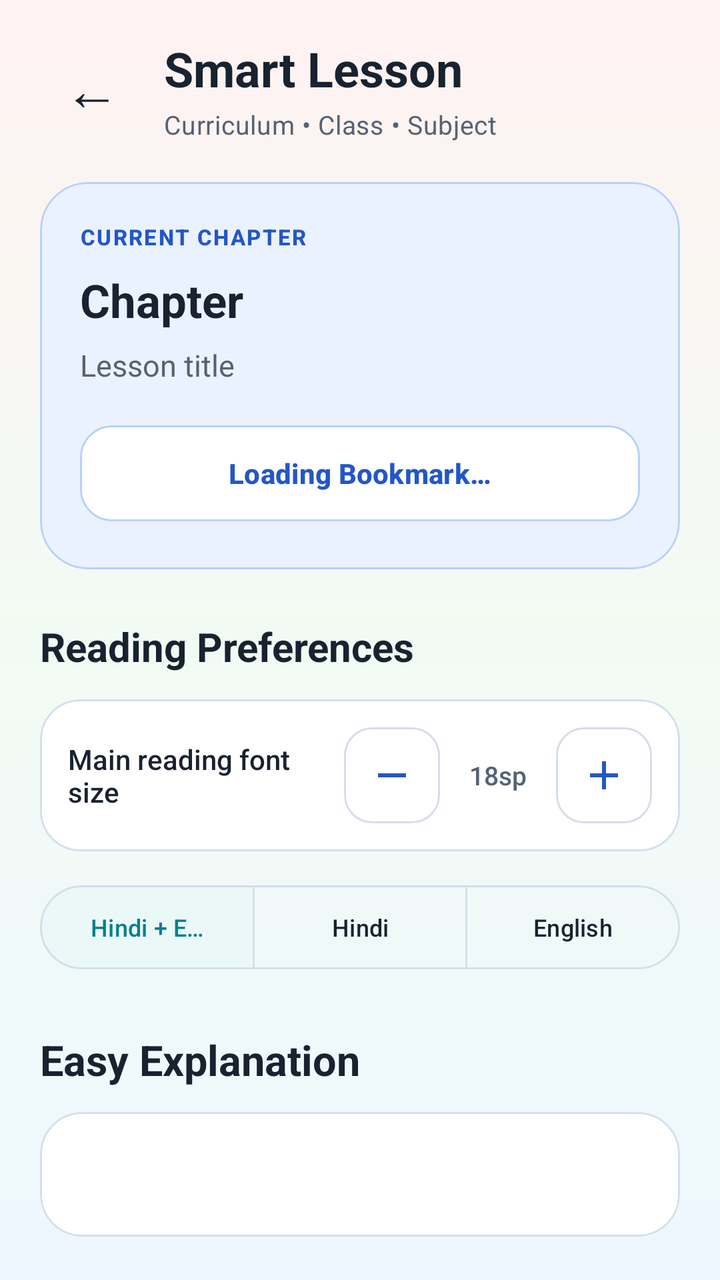
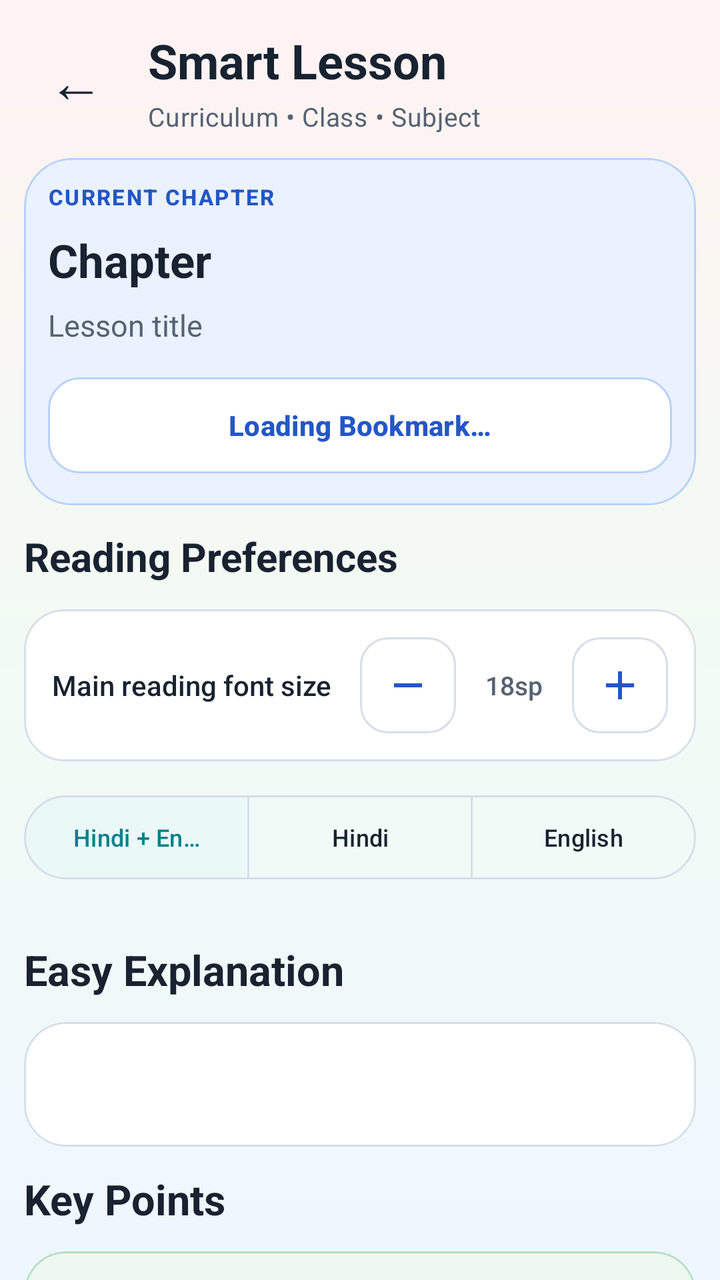

Screens rendered from an Android XML layout before and after an edit, with the pre-edit source and the edit as a unified diff.
<!-- AndroidManifest.xml: application theme Theme.StudySaathi -->
<!-- res/layout/activity_lesson.xml -->
<?xml version="1.0" encoding="utf-8"?>
<androidx.core.widget.NestedScrollView xmlns:android="http://schemas.android.com/apk/res/android"
    xmlns:app="http://schemas.android.com/apk/res-auto"
    android:id="@+id/lessonScrollView"
    android:layout_width="match_parent"
    android:layout_height="match_parent"
    android:background="@drawable/bg_app_soft_mix"
    android:clipToPadding="false"
    android:fillViewport="true"
    android:overScrollMode="never">

    <LinearLayout
        android:layout_width="match_parent"
        android:layout_height="wrap_content"
        android:orientation="vertical"
        android:paddingStart="20dp"
        android:paddingTop="18dp"
        android:paddingEnd="20dp"
        android:paddingBottom="38dp">

        <LinearLayout
            android:layout_width="match_parent"
            android:layout_height="wrap_content"
            android:gravity="center_vertical"
            android:orientation="horizontal">

            <com.google.android.material.button.MaterialButton
                android:id="@+id/buttonBack"
                style="@style/Widget.Material3.Button.TextButton"
                android:layout_width="52dp"
                android:layout_height="52dp"
                android:contentDescription="@string/back"
                android:insetLeft="0dp"
                android:insetTop="0dp"
                android:insetRight="0dp"
                android:insetBottom="0dp"
                android:minWidth="0dp"
                android:text="←"
                android:textColor="@color/ss_text_primary"
                android:textSize="28sp"
                app:cornerRadius="16dp" />

            <LinearLayout
                android:layout_width="0dp"
                android:layout_height="wrap_content"
                android:layout_marginStart="10dp"
                android:layout_weight="1"
                android:orientation="vertical">

                <TextView
                    style="@style/TextAppearance.StudySaathi.Heading"
                    android:layout_width="match_parent"
                    android:layout_height="wrap_content"
                    android:text="@string/smart_lesson"
                    android:textSize="24sp" />

                <TextView
                    android:id="@+id/textLessonCurriculum"
                    style="@style/TextAppearance.StudySaathi.Body"
                    android:layout_width="match_parent"
                    android:layout_height="wrap_content"
                    android:layout_marginTop="3dp"
                    android:text="Curriculum • Class • Subject"
                    android:textSize="13sp" />

            </LinearLayout>

        </LinearLayout>

        <com.google.android.material.card.MaterialCardView
            android:layout_width="match_parent"
            android:layout_height="wrap_content"
            android:layout_marginTop="20dp"
            app:cardBackgroundColor="@color/ss_blue_soft"
            app:cardCornerRadius="24dp"
            app:cardElevation="0dp"
            app:strokeColor="@color/ss_blue_border"
            app:strokeWidth="1dp">

            <LinearLayout
                android:layout_width="match_parent"
                android:layout_height="wrap_content"
                android:orientation="vertical"
                android:padding="20dp">

                <TextView
                    android:layout_width="wrap_content"
                    android:layout_height="wrap_content"
                    android:fontFamily="sans-serif-medium"
                    android:letterSpacing="0.07"
                    android:text="@string/current_chapter"
                    android:textAllCaps="true"
                    android:textColor="@color/ss_primary"
                    android:textSize="11sp"
                    android:textStyle="bold" />

                <TextView
                    android:id="@+id/textLessonChapterTitle"
                    android:layout_width="match_parent"
                    android:layout_height="wrap_content"
                    android:layout_marginTop="9dp"
                    android:fontFamily="sans-serif-rounded"
                    android:text="Chapter"
                    android:textColor="@color/ss_text_primary"
                    android:textSize="23sp"
                    android:textStyle="bold" />

                <TextView
                    android:id="@+id/textLessonTitle"
                    android:layout_width="match_parent"
                    android:layout_height="wrap_content"
                    android:layout_marginTop="7dp"
                    android:fontFamily="sans-serif"
                    android:text="Lesson title"
                    android:textColor="@color/ss_text_secondary"
                    android:textSize="15sp" />

                <com.google.android.material.button.MaterialButton
                    android:id="@+id/buttonBookmarkChapter"
                    style="@style/Widget.StudySaathi.Button.Outlined"
                    android:layout_width="match_parent"
                    android:layout_height="wrap_content"
                    android:layout_marginTop="16dp"
                    android:enabled="false"
                    android:text="@string/lesson_bookmark_loading"
                    android:textAllCaps="false"
                    android:textSize="14sp"
                    app:backgroundTint="@color/ss_surface"
                    app:cornerRadius="16dp"
                    app:strokeColor="@color/ss_blue_border"
                    app:strokeWidth="1dp" />

            </LinearLayout>

        </com.google.android.material.card.MaterialCardView>

        <TextView
            android:layout_width="match_parent"
            android:layout_height="wrap_content"
            android:layout_marginTop="25dp"
            android:fontFamily="sans-serif-rounded"
            android:text="@string/reading_preferences"
            android:textColor="@color/ss_text_primary"
            android:textSize="20sp"
            android:textStyle="bold" />

        <com.google.android.material.card.MaterialCardView
            android:layout_width="match_parent"
            android:layout_height="wrap_content"
            android:layout_marginTop="13dp"
            app:cardBackgroundColor="@color/ss_surface"
            app:cardCornerRadius="20dp"
            app:cardElevation="0dp"
            app:strokeColor="@color/ss_outline"
            app:strokeWidth="1dp">

            <LinearLayout
                android:layout_width="match_parent"
                android:layout_height="wrap_content"
                android:gravity="center_vertical"
                android:orientation="horizontal"
                android:padding="14dp">

                <TextView
                    android:layout_width="0dp"
                    android:layout_height="wrap_content"
                    android:layout_weight="1"
                    android:fontFamily="sans-serif-medium"
                    android:text="@string/reading_font_size"
                    android:textColor="@color/ss_text_primary"
                    android:textSize="14sp" />

                <com.google.android.material.button.MaterialButton
                    android:id="@+id/buttonDecreaseFont"
                    style="@style/Widget.Material3.Button.OutlinedButton"
                    android:layout_width="48dp"
                    android:layout_height="48dp"
                    android:insetLeft="0dp"
                    android:insetTop="0dp"
                    android:insetRight="0dp"
                    android:insetBottom="0dp"
                    android:minWidth="0dp"
                    android:contentDescription="@string/decrease_reading_font"
                    android:text=""
                    android:textAllCaps="false"
                    app:cornerRadius="14dp"
                    app:icon="@drawable/ic_font_decrease"
                    app:iconGravity="textStart"
                    app:iconPadding="0dp"
                    app:iconSize="24dp"
                    app:strokeColor="@color/ss_outline" />

                <TextView
                    android:id="@+id/textFontSize"
                    android:layout_width="58dp"
                    android:layout_height="wrap_content"
                    android:fontFamily="sans-serif-medium"
                    android:gravity="center"
                    android:text="18sp"
                    android:textColor="@color/ss_text_secondary"
                    android:textSize="13sp" />

                <com.google.android.material.button.MaterialButton
                    android:id="@+id/buttonIncreaseFont"
                    style="@style/Widget.Material3.Button.OutlinedButton"
                    android:layout_width="48dp"
                    android:layout_height="48dp"
                    android:insetLeft="0dp"
                    android:insetTop="0dp"
                    android:insetRight="0dp"
                    android:insetBottom="0dp"
                    android:minWidth="0dp"
                    android:contentDescription="@string/increase_reading_font"
                    android:text=""
                    android:textAllCaps="false"
                    app:cornerRadius="14dp"
                    app:icon="@drawable/ic_font_increase"
                    app:iconGravity="textStart"
                    app:iconPadding="0dp"
                    app:iconSize="24dp"
                    app:strokeColor="@color/ss_outline" />

            </LinearLayout>

        </com.google.android.material.card.MaterialCardView>

        <com.google.android.material.button.MaterialButtonToggleGroup
            android:id="@+id/toggleLessonLanguage"
            android:layout_width="match_parent"
            android:layout_height="wrap_content"
            android:layout_marginTop="13dp"
            app:checkedButton="@id/buttonBilingual"
            app:selectionRequired="true"
            app:singleSelection="true">

            <com.google.android.material.button.MaterialButton
                android:id="@+id/buttonBilingual"
                style="@style/Widget.Material3.Button.OutlinedButton"
                android:layout_width="0dp"
                android:layout_height="50dp"
                android:layout_weight="1"
                android:text="@string/bilingual"
                android:textAllCaps="false"
                android:textSize="12sp" />

            <com.google.android.material.button.MaterialButton
                android:id="@+id/buttonHindi"
                style="@style/Widget.Material3.Button.OutlinedButton"
                android:layout_width="0dp"
                android:layout_height="50dp"
                android:layout_weight="1"
                android:text="@string/hindi"
                android:textAllCaps="false"
                android:textSize="12sp" />

            <com.google.android.material.button.MaterialButton
                android:id="@+id/buttonEnglish"
                style="@style/Widget.Material3.Button.OutlinedButton"
                android:layout_width="0dp"
                android:layout_height="50dp"
                android:layout_weight="1"
                android:text="@string/english"
                android:textAllCaps="false"
                android:textSize="12sp" />

        </com.google.android.material.button.MaterialButtonToggleGroup>

        <TextView
            android:layout_width="match_parent"
            android:layout_height="wrap_content"
            android:layout_marginTop="27dp"
            android:fontFamily="sans-serif-rounded"
            android:text="@string/easy_explanation"
            android:textColor="@color/ss_text_primary"
            android:textSize="21sp"
            android:textStyle="bold" />

        <com.google.android.material.card.MaterialCardView
            android:layout_width="match_parent"
            android:layout_height="wrap_content"
            android:layout_marginTop="12dp"
            app:cardBackgroundColor="@color/ss_surface"
            app:cardCornerRadius="21dp"
            app:cardElevation="0dp"
            app:strokeColor="@color/ss_outline"
            app:strokeWidth="1dp">

            <TextView
                android:id="@+id/textExplanation"
                style="@style/TextAppearance.StudySaathi.Reading"
                android:layout_width="match_parent"
                android:layout_height="wrap_content"
                android:padding="19dp"
                android:textIsSelectable="true" />

        </com.google.android.material.card.MaterialCardView>

        <TextView
            android:id="@+id/textKeyPointsHeading"
            android:layout_width="match_parent"
            android:layout_height="wrap_content"
            android:layout_marginTop="25dp"
            android:fontFamily="sans-serif-rounded"
            android:text="@string/key_points"
            android:textColor="@color/ss_text_primary"
            android:textSize="21sp"
            android:textStyle="bold" />

        <com.google.android.material.card.MaterialCardView
            android:id="@+id/cardKeyPoints"
            android:layout_width="match_parent"
            android:layout_height="wrap_content"
            android:layout_marginTop="12dp"
            app:cardBackgroundColor="@color/ss_green_soft"
            app:cardCornerRadius="21dp"
            app:cardElevation="0dp"
            app:strokeColor="@color/ss_green_border"
            app:strokeWidth="1dp">

            <TextView
                android:id="@+id/textKeyPoints"
                style="@style/TextAppearance.StudySaathi.Reading"
                android:layout_width="match_parent"
                android:layout_height="wrap_content"
                android:padding="19dp"
                android:textIsSelectable="true" />

        </com.google.android.material.card.MaterialCardView>

        <TextView
            android:id="@+id/textExampleHeading"
            android:layout_width="match_parent"
            android:layout_height="wrap_content"
            android:layout_marginTop="25dp"
            android:fontFamily="sans-serif-rounded"
            android:text="@string/simple_example"
            android:textColor="@color/ss_text_primary"
            android:textSize="21sp"
            android:textStyle="bold" />

        <com.google.android.material.card.MaterialCardView
            android:id="@+id/cardExample"
            android:layout_width="match_parent"
            android:layout_height="wrap_content"
            android:layout_marginTop="12dp"
            app:cardBackgroundColor="@color/ss_yellow_soft"
            app:cardCornerRadius="21dp"
            app:cardElevation="0dp"
            app:strokeColor="@color/ss_yellow_border"
            app:strokeWidth="1dp">

            <TextView
                android:id="@+id/textExample"
                style="@style/TextAppearance.StudySaathi.Reading"
                android:layout_width="match_parent"
                android:layout_height="wrap_content"
                android:padding="19dp"
                android:textIsSelectable="true" />

        </com.google.android.material.card.MaterialCardView>

        <TextView
            android:id="@+id/textPracticeHeading"
            android:layout_width="match_parent"
            android:layout_height="wrap_content"
            android:layout_marginTop="25dp"
            android:fontFamily="sans-serif-rounded"
            android:text="@string/try_yourself"
            android:textColor="@color/ss_text_primary"
            android:textSize="21sp"
            android:textStyle="bold" />

        <com.google.android.material.card.MaterialCardView
            android:id="@+id/cardPracticeQuestion"
            android:layout_width="match_parent"
            android:layout_height="wrap_content"
            android:layout_marginTop="12dp"
            app:cardBackgroundColor="@color/ss_purple_soft"
            app:cardCornerRadius="21dp"
            app:cardElevation="0dp"
            app:strokeColor="@color/ss_purple_border"
            app:strokeWidth="1dp">

            <TextView
                android:id="@+id/textPracticeQuestion"
                style="@style/TextAppearance.StudySaathi.Reading"
                android:layout_width="match_parent"
                android:layout_height="wrap_content"
                android:padding="19dp"
                android:textIsSelectable="true" />

        </com.google.android.material.card.MaterialCardView>

        <com.google.android.material.button.MaterialButton
            android:id="@+id/buttonPractice"
            style="@style/Widget.StudySaathi.Button.Outlined"
            android:layout_width="match_parent"
            android:layout_height="wrap_content"
            android:layout_marginTop="16dp"
            android:text="@string/check_understanding"
            android:textAllCaps="false"
            android:textSize="15sp" />

        <com.google.android.material.card.MaterialCardView
            android:layout_width="match_parent"
            android:layout_height="wrap_content"
            android:layout_marginTop="24dp"
            app:cardBackgroundColor="@color/ss_teal_soft"
            app:cardCornerRadius="21dp"
            app:cardElevation="0dp"
            app:strokeColor="@color/ss_teal_border"
            app:strokeWidth="1dp">

            <LinearLayout
                android:layout_width="match_parent"
                android:layout_height="wrap_content"
                android:gravity="center_vertical"
                android:orientation="horizontal"
                android:padding="18dp">

                <TextView
                    android:layout_width="52dp"
                    android:layout_height="52dp"
                    android:fontFamily="sans-serif-rounded"
                    android:gravity="center"
                    android:text="★"
                    android:textColor="@color/ss_secondary"
                    android:textSize="25sp"
                    android:textStyle="bold" />

                <TextView
                    android:layout_width="0dp"
                    android:layout_height="wrap_content"
                    android:layout_marginStart="12dp"
                    android:layout_weight="1"
                    android:fontFamily="sans-serif-rounded"
                    android:lineSpacingExtra="2dp"
                    android:text="@string/lesson_encouragement"
                    android:textColor="@color/ss_text_primary"
                    android:textSize="16sp"
                    android:textStyle="bold" />

            </LinearLayout>

        </com.google.android.material.card.MaterialCardView>

        <com.google.android.material.button.MaterialButton
            android:id="@+id/buttonCompleteLesson"
            style="@style/Widget.StudySaathi.Button.Primary"
            android:layout_width="match_parent"
            android:layout_height="wrap_content"
            android:layout_marginTop="18dp"
            android:text="@string/mark_lesson_complete"
            android:textAllCaps="false"
            android:textSize="16sp" />

    </LinearLayout>

</androidx.core.widget.NestedScrollView>
<!-- resources referenced by this layout -->
<resources>
  <color name="ss_blue_border">#B8D1FA</color>
  <color name="ss_blue_soft">#EAF2FF</color>
  <color name="ss_green_border">#B7DEC2</color>
  <color name="ss_green_soft">#ECF8F0</color>
  <color name="ss_outline">#D6DEE9</color>
  <color name="ss_primary">#2457C5</color>
  <color name="ss_purple_border">#D6C0E8</color>
  <color name="ss_purple_soft">#F6F0FC</color>
  <color name="ss_secondary">#087F8C</color>
  <color name="ss_surface">#FFFFFF</color>
  <color name="ss_teal_border">#B4DCDC</color>
  <color name="ss_teal_soft">#EAF8F8</color>
  <color name="ss_text_primary">#182230</color>
  <color name="ss_text_secondary">#566273</color>
  <color name="ss_yellow_border">#E8D49B</color>
  <color name="ss_yellow_soft">#FFF8E8</color>
  <!-- drawable bg_app_soft_mix (drawable) -->
  <?xml version="1.0" encoding="utf-8"?>
  <shape xmlns:android="http://schemas.android.com/apk/res/android"
      android:shape="rectangle">
  
      <gradient
          android:angle="270"
          android:centerColor="#F2FBF3"
          android:endColor="#EEF7FF"
          android:startColor="#FFF2F2"
          android:type="linear" />
  
  </shape>
  <string name="back">Back</string>
  <string name="bilingual">Hindi + English</string>
  <string name="check_understanding">Check My Understanding</string>
  <string name="current_chapter">CURRENT CHAPTER</string>
  <string name="decrease_reading_font">Decrease reading font size</string>
  <string name="easy_explanation">Easy Explanation</string>
  <string name="english">English</string>
  <string name="hindi">Hindi</string>
  <string name="increase_reading_font">Increase reading font size</string>
  <string name="key_points">Key Points</string>
  <string name="lesson_bookmark_loading">
          Loading Bookmark…
      </string>
  <string name="lesson_encouragement">
          कठिन विषय को छोटे-छोटे steps में समझना ही smart learning है। आपने आज एक अच्छा कदम उठाया है।
      </string>
  <string name="mark_lesson_complete">Mark Lesson Complete</string>
  <string name="reading_font_size">Main reading font size</string>
  <string name="reading_preferences">Reading Preferences</string>
  <string name="simple_example">Simple Example</string>
  <string name="smart_lesson">Smart Lesson</string>
  <string name="try_yourself">Try Yourself</string>
  <style name="TextAppearance.StudySaathi.Body" parent="TextAppearance.Material3.BodyMedium">
          <item name="android:fontFamily">sans-serif</item>
          <item name="fontFamily">sans-serif</item>
          <item name="android:textColor">@color/ss_text_secondary</item>
      </style>
  <style name="TextAppearance.StudySaathi.Heading" parent="TextAppearance.Material3.HeadlineSmall">
          <item name="android:fontFamily">sans-serif-rounded</item>
          <item name="fontFamily">sans-serif-rounded</item>
          <item name="android:textStyle">bold</item>
          <item name="android:textColor">@color/ss_text_primary</item>
      </style>
  <style name="Widget.StudySaathi.Button.Primary" parent="Widget.Material3.Button">
          <item name="cornerRadius">18dp</item>
          <item name="android:minHeight">56dp</item>
          <item name="android:textStyle">bold</item>
          <item name="backgroundTint">@color/ss_primary</item>
          <item name="android:textColor">@color/ss_on_primary</item>
      </style>
  <color name="ss_outline_strong">#B9C5D5</color>
  <color name="ss_on_primary">#FFFFFF</color>
  <color name="ss_primary_dark">#173F99</color>
  <color name="ss_on_secondary">#FFFFFF</color>
  <color name="ss_tertiary">#8A5A00</color>
  <color name="ss_on_tertiary">#FFFFFF</color>
  <color name="ss_background">#F7F9FC</color>
  <color name="ss_surface_soft">#F0F4FA</color>
  <color name="ss_error">#BA1A1A</color>
  <color name="white">#FFFFFFFF</color>
  <color name="ss_red_soft">#FFF0F0</color>
  <!-- unchanged entries left out for length: 5 -->
</resources>

<!-- the commit's change to res/layout/activity_lesson.xml (unified diff, before → after) -->
@@ -13,10 +13,10 @@
         android:layout_width="match_parent"
         android:layout_height="wrap_content"
         android:orientation="vertical"
-        android:paddingStart="20dp"
-        android:paddingTop="18dp"
-        android:paddingEnd="20dp"
-        android:paddingBottom="38dp">
+        android:paddingStart="12dp"
+        android:paddingTop="14dp"
+        android:paddingEnd="12dp"
+        android:paddingBottom="12dp">
 
         <LinearLayout
             android:layout_width="match_parent"
@@ -70,7 +70,7 @@
         <com.google.android.material.card.MaterialCardView
             android:layout_width="match_parent"
             android:layout_height="wrap_content"
-            android:layout_marginTop="20dp"
+            android:layout_marginTop="12dp"
             app:cardBackgroundColor="@color/ss_blue_soft"
             app:cardCornerRadius="24dp"
             app:cardElevation="0dp"
@@ -81,7 +81,7 @@
                 android:layout_width="match_parent"
                 android:layout_height="wrap_content"
                 android:orientation="vertical"
-                android:padding="20dp">
+                android:padding="12dp">
 
                 <TextView
                     android:layout_width="wrap_content"
@@ -120,7 +120,7 @@
                     style="@style/Widget.StudySaathi.Button.Outlined"
                     android:layout_width="match_parent"
                     android:layout_height="wrap_content"
-                    android:layout_marginTop="16dp"
+                    android:layout_marginTop="12dp"
                     android:enabled="false"
                     android:text="@string/lesson_bookmark_loading"
                     android:textAllCaps="false"
@@ -137,7 +137,7 @@
         <TextView
             android:layout_width="match_parent"
             android:layout_height="wrap_content"
-            android:layout_marginTop="25dp"
+            android:layout_marginTop="12dp"
             android:fontFamily="sans-serif-rounded"
             android:text="@string/reading_preferences"
             android:textColor="@color/ss_text_primary"
@@ -299,7 +299,7 @@
             android:id="@+id/textKeyPointsHeading"
             android:layout_width="match_parent"
             android:layout_height="wrap_content"
-            android:layout_marginTop="25dp"
+            android:layout_marginTop="12dp"
             android:fontFamily="sans-serif-rounded"
             android:text="@string/key_points"
             android:textColor="@color/ss_text_primary"
@@ -331,7 +331,7 @@
             android:id="@+id/textExampleHeading"
             android:layout_width="match_parent"
             android:layout_height="wrap_content"
-            android:layout_marginTop="25dp"
+            android:layout_marginTop="12dp"
             android:fontFamily="sans-serif-rounded"
             android:text="@string/simple_example"
             android:textColor="@color/ss_text_primary"
@@ -363,7 +363,7 @@
             android:id="@+id/textPracticeHeading"
             android:layout_width="match_parent"
             android:layout_height="wrap_content"
-            android:layout_marginTop="25dp"
+            android:layout_marginTop="12dp"
             android:fontFamily="sans-serif-rounded"
             android:text="@string/try_yourself"
             android:textColor="@color/ss_text_primary"
@@ -396,7 +396,7 @@
             style="@style/Widget.StudySaathi.Button.Outlined"
             android:layout_width="match_parent"
             android:layout_height="wrap_content"
-            android:layout_marginTop="16dp"
+            android:layout_marginTop="12dp"
             android:text="@string/check_understanding"
             android:textAllCaps="false"
             android:textSize="15sp" />
@@ -404,7 +404,7 @@
         <com.google.android.material.card.MaterialCardView
             android:layout_width="match_parent"
             android:layout_height="wrap_content"
-            android:layout_marginTop="24dp"
+            android:layout_marginTop="12dp"
             app:cardBackgroundColor="@color/ss_teal_soft"
             app:cardCornerRadius="21dp"
             app:cardElevation="0dp"
@@ -416,7 +416,7 @@
                 android:layout_height="wrap_content"
                 android:gravity="center_vertical"
                 android:orientation="horizontal"
-                android:padding="18dp">
+                android:padding="14dp">
 
                 <TextView
                     android:layout_width="52dp"
@@ -449,7 +449,7 @@
             style="@style/Widget.StudySaathi.Button.Primary"
             android:layout_width="match_parent"
             android:layout_height="wrap_content"
-            android:layout_marginTop="18dp"
+            android:layout_marginTop="14dp"
             android:text="@string/mark_lesson_complete"
             android:textAllCaps="false"
             android:textSize="16sp" />
